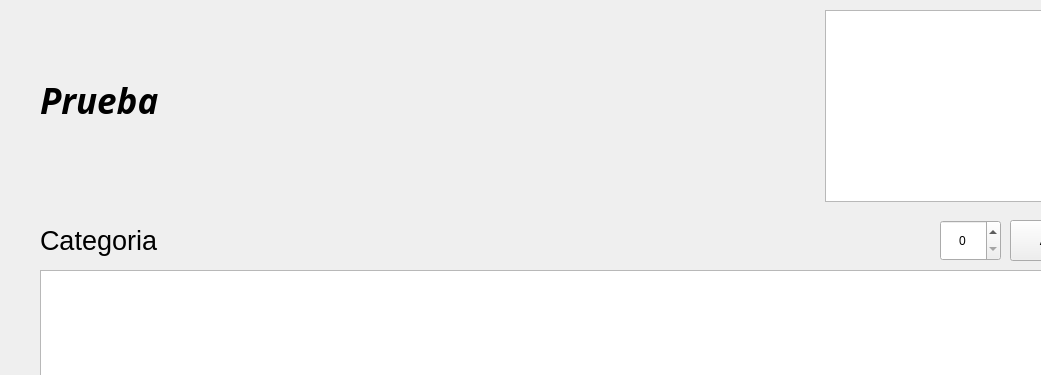
Above: ventana.ui from Nastupiste/Proyecto_Servidor before the change; both pictures show x 0 to 1041 and y 0 to 375 of the 1129 by 707 pixel window. Below: the same form after it.
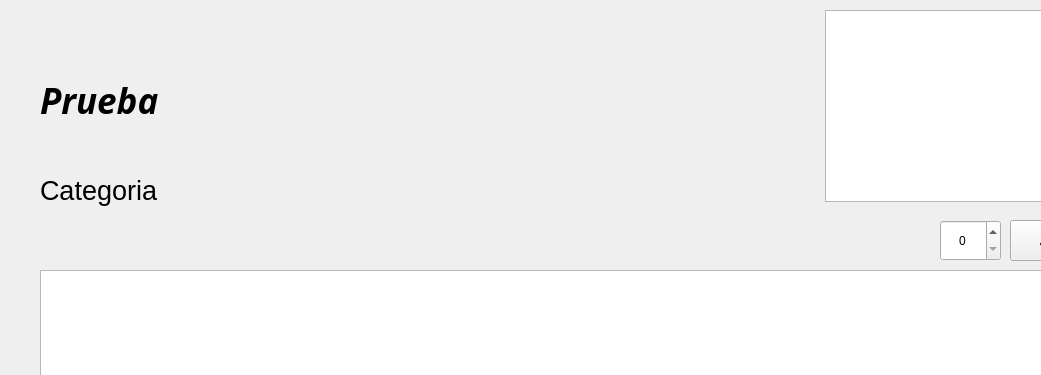
That is the form after the change.

Patch:
```diff
--- a/ventana.ui
+++ b/ventana.ui
@@ -118,7 +118,7 @@
     <property name="geometry">
      <rect>
       <x>40</x>
-      <y>200</y>
+      <y>150</y>
       <width>881</width>
       <height>81</height>
      </rect>
```
